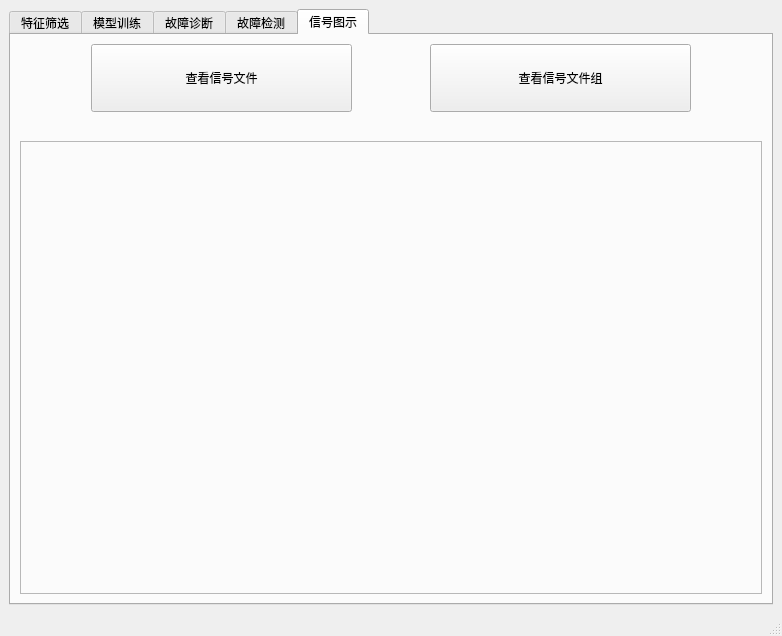
Above: GUI/MainWindow.ui from DuskSwan/fault_estimation_master_design before the change. Below: the same form after it.
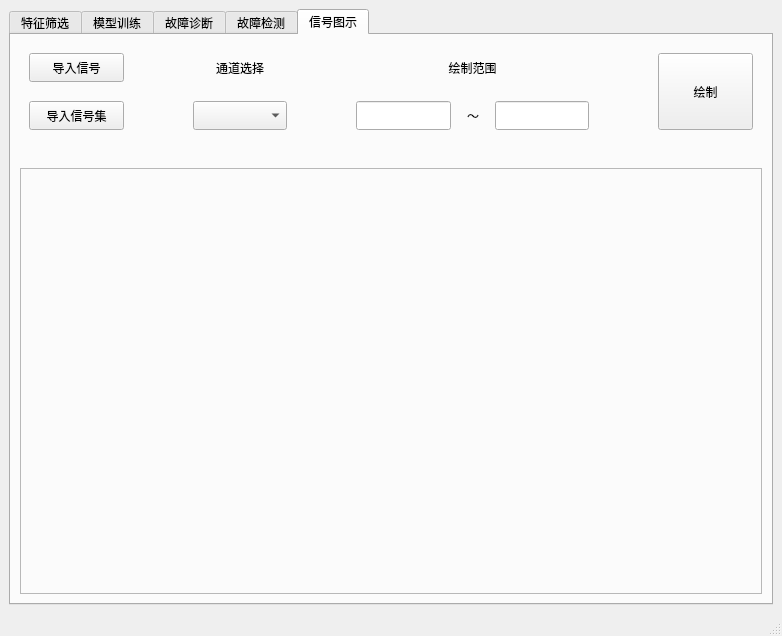
That is the form after the change.

Commit message: add view function and select range

The edit to the form file:
```diff
--- a/GUI/MainWindow.ui
+++ b/GUI/MainWindow.ui
@@ -961,22 +961,45 @@
        <attribute name="title">
         <string>信号图示</string>
        </attribute>
-       <layout class="QGridLayout" name="gridLayout_8" rowstretch="3,1,20" columnstretch="1,4,1,4,1">
-        <item row="1" column="1">
-         <spacer name="verticalSpacer_18">
+       <layout class="QVBoxLayout" name="verticalLayout" stretch="4,1,18">
+        <item>
+         <widget class="QWidget" name="widgetInView" native="true">
+          <layout class="QGridLayout" name="gridLayout_8" rowstretch="4,1,4" columnstretch="3,2,3,2,3,1,3,2,3">
+           <item row="2" column="2">
+            <widget class="QComboBox" name="comboBoxSelectChannelInView">
+             <property name="sizePolicy">
+              <sizepolicy hsizetype="Minimum" vsizetype="Expanding">
+               <horstretch>0</horstretch>
+               <verstretch>0</verstretch>
+              </sizepolicy>
+             </property>
+            </widget>
+           </item>
+           <item row="2" column="6">
+            <widget class="QLineEdit" name="lineEditEndDraw">
+             <property name="sizePolicy">
+              <sizepolicy hsizetype="Expanding" vsizetype="Expanding">
+               <horstretch>0</horstretch>
+               <verstretch>0</verstretch>
+              </sizepolicy>
+             </property>
+            </widget>
+           </item>
+           <item row="0" column="7">
+            <spacer name="horizontalSpacer_16">
           <property name="orientation">
-           <enum>Qt::Vertical</enum>
+              <enum>Qt::Horizontal</enum>
           </property>
           <property name="sizeHint" stdset="0">
            <size>
-            <width>20</width>
-            <height>19</height>
+               <width>40</width>
+               <height>20</height>
            </size>
           </property>
          </spacer>
         </item>
-        <item row="0" column="0">
-         <spacer name="horizontalSpacer_11">
+           <item row="2" column="7">
+            <spacer name="horizontalSpacer_17">
           <property name="orientation">
            <enum>Qt::Horizontal</enum>
           </property>
@@ -989,7 +1012,20 @@
          </spacer>
         </item>
         <item row="0" column="1">
-         <widget class="QPushButton" name="btnViewSingleFile">
+            <spacer name="horizontalSpacer_10">
+             <property name="orientation">
+              <enum>Qt::Horizontal</enum>
+             </property>
+             <property name="sizeHint" stdset="0">
+              <size>
+               <width>40</width>
+               <height>20</height>
+              </size>
+             </property>
+            </spacer>
+           </item>
+           <item row="0" column="0">
+            <widget class="QPushButton" name="btnImportSingleFileInView">
           <property name="sizePolicy">
            <sizepolicy hsizetype="Minimum" vsizetype="Expanding">
             <horstretch>0</horstretch>
@@ -1003,12 +1039,12 @@
            </size>
           </property>
           <property name="text">
-           <string>查看信号文件</string>
+              <string>导入信号</string>
           </property>
          </widget>
         </item>
-        <item row="0" column="3">
-         <widget class="QPushButton" name="btnViewFiles">
+           <item row="2" column="0">
+            <widget class="QPushButton" name="btnImportFilesInview">
           <property name="sizePolicy">
            <sizepolicy hsizetype="Minimum" vsizetype="Expanding">
             <horstretch>0</horstretch>
@@ -1016,24 +1052,131 @@
            </sizepolicy>
           </property>
           <property name="text">
-           <string>查看信号文件组</string>
+              <string>导入信号集</string>
           </property>
          </widget>
         </item>
+           <item row="2" column="4">
+            <widget class="QLineEdit" name="lineEditStartDraw">
+             <property name="sizePolicy">
+              <sizepolicy hsizetype="Expanding" vsizetype="Expanding">
+               <horstretch>0</horstretch>
+               <verstretch>0</verstretch>
+              </sizepolicy>
+             </property>
+            </widget>
+           </item>
+           <item row="1" column="0">
+            <spacer name="verticalSpacer_18">
+             <property name="orientation">
+              <enum>Qt::Vertical</enum>
+             </property>
+             <property name="sizeHint" stdset="0">
+              <size>
+               <width>20</width>
+               <height>40</height>
+              </size>
+             </property>
+            </spacer>
+           </item>
+           <item row="2" column="3">
+            <spacer name="horizontalSpacer_11">
+             <property name="orientation">
+              <enum>Qt::Horizontal</enum>
+             </property>
+             <property name="sizeHint" stdset="0">
+              <size>
+               <width>40</width>
+               <height>20</height>
+              </size>
+             </property>
+            </spacer>
+           </item>
+           <item row="0" column="4" colspan="3">
+            <widget class="QLabel" name="label_16">
+             <property name="sizePolicy">
+              <sizepolicy hsizetype="Preferred" vsizetype="Expanding">
+               <horstretch>0</horstretch>
+               <verstretch>0</verstretch>
+              </sizepolicy>
+             </property>
+             <property name="text">
+              <string>绘制范围</string>
+             </property>
+             <property name="alignment">
+              <set>Qt::AlignCenter</set>
+             </property>
+            </widget>
+           </item>
+           <item row="2" column="5">
+            <widget class="QLabel" name="label_17">
+             <property name="text">
+              <string>～</string>
+             </property>
+             <property name="alignment">
+              <set>Qt::AlignCenter</set>
+             </property>
+            </widget>
+           </item>
+           <item row="2" column="1">
+            <spacer name="horizontalSpacer_12">
+             <property name="orientation">
+              <enum>Qt::Horizontal</enum>
+             </property>
+             <property name="sizeHint" stdset="0">
+              <size>
+               <width>40</width>
+               <height>20</height>
+              </size>
+             </property>
+            </spacer>
+           </item>
         <item row="0" column="2">
-         <spacer name="horizontalSpacer_10">
+            <widget class="QLabel" name="label_11">
+             <property name="sizePolicy">
+              <sizepolicy hsizetype="Preferred" vsizetype="Expanding">
+               <horstretch>0</horstretch>
+               <verstretch>0</verstretch>
+              </sizepolicy>
+             </property>
+             <property name="text">
+              <string>通道选择</string>
+             </property>
+             <property name="alignment">
+              <set>Qt::AlignCenter</set>
+             </property>
+            </widget>
+           </item>
+           <item row="0" column="8" rowspan="3">
+            <widget class="QPushButton" name="btnViewDraw">
+             <property name="sizePolicy">
+              <sizepolicy hsizetype="Minimum" vsizetype="Expanding">
+               <horstretch>0</horstretch>
+               <verstretch>0</verstretch>
+              </sizepolicy>
+             </property>
+             <property name="text">
+              <string>绘制</string>
+             </property>
+            </widget>
+           </item>
+           <item row="0" column="3">
+            <spacer name="horizontalSpacer_14">
           <property name="orientation">
            <enum>Qt::Horizontal</enum>
           </property>
           <property name="sizeHint" stdset="0">
            <size>
-            <width>63</width>
+               <width>40</width>
             <height>20</height>
            </size>
           </property>
          </spacer>
         </item>
-        <item row="1" column="3">
+          </layout>
+         </widget>
+        </item>
+        <item>
          <spacer name="verticalSpacer_19">
           <property name="orientation">
            <enum>Qt::Vertical</enum>
@@ -1046,20 +1189,7 @@
           </property>
          </spacer>
         </item>
-        <item row="0" column="4">
-         <spacer name="horizontalSpacer_12">
-          <property name="orientation">
-           <enum>Qt::Horizontal</enum>
-          </property>
-          <property name="sizeHint" stdset="0">
-           <size>
-            <width>40</width>
-            <height>20</height>
-           </size>
-          </property>
-         </spacer>
-        </item>
-        <item row="2" column="0" colspan="5">
+        <item>
          <widget class="QFrame" name="frameInView">
           <property name="minimumSize">
            <size>
```
Lines whose indentation alone changed are shown as unchanged. The commit also changes 4 other files.
